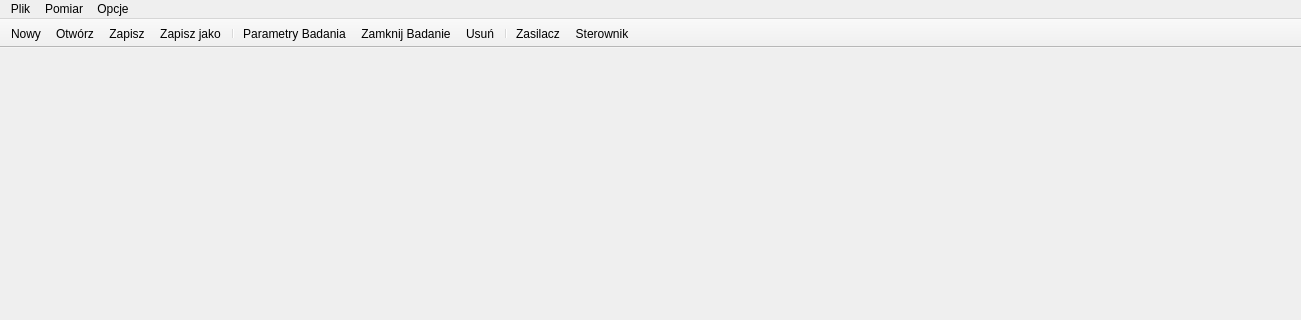
Above: CzujkiLinioweApp/mainwindow.ui from wiacekmarcin/CzujkiLiniowe before the change; both pictures show x 0 to 1301 and y 0 to 320 of the 1301 by 702 pixel window. Below: the same form after it.
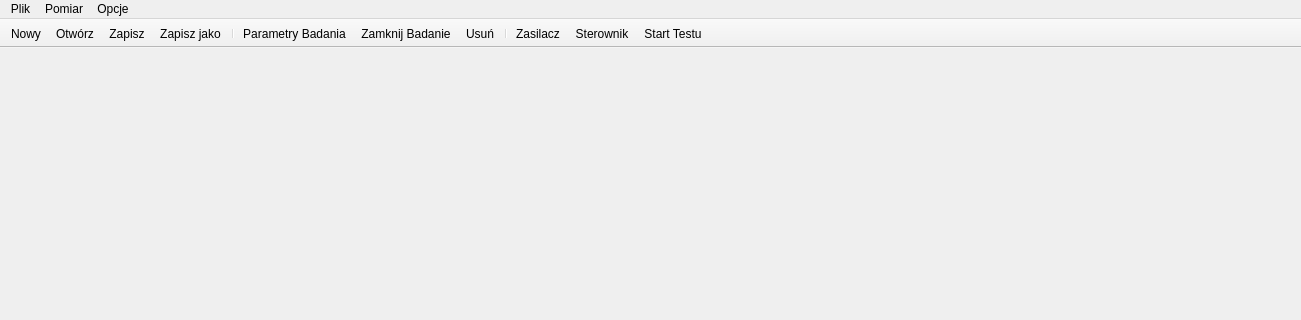
That is the form after the change. Icons and pictures are not drawn. Custom widgets are drawn as their Qt base class.

```diff
--- a/CzujkiLinioweApp/mainwindow.ui
+++ b/CzujkiLinioweApp/mainwindow.ui
@@ -86,6 +86,7 @@
    <addaction name="separator"/>
    <addaction name="actionZasilacz"/>
    <addaction name="actionSterownik"/>
+   <addaction name="actionStartTestu"/>
   </widget>
   <action name="actionOtw_rz_okno">
    <property name="text">
```
